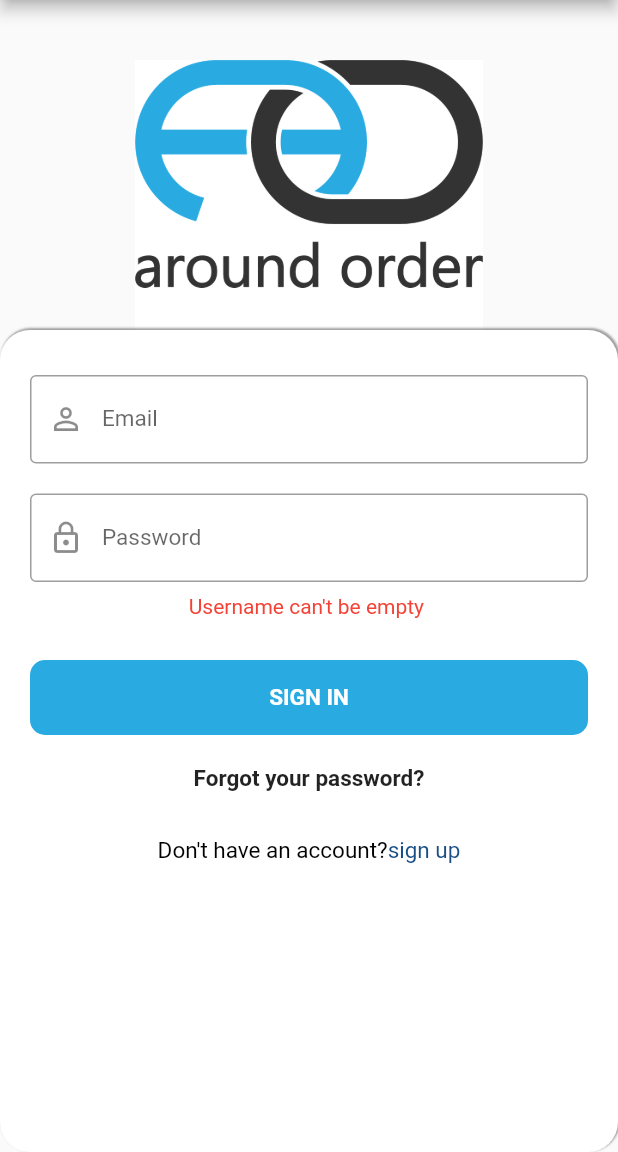
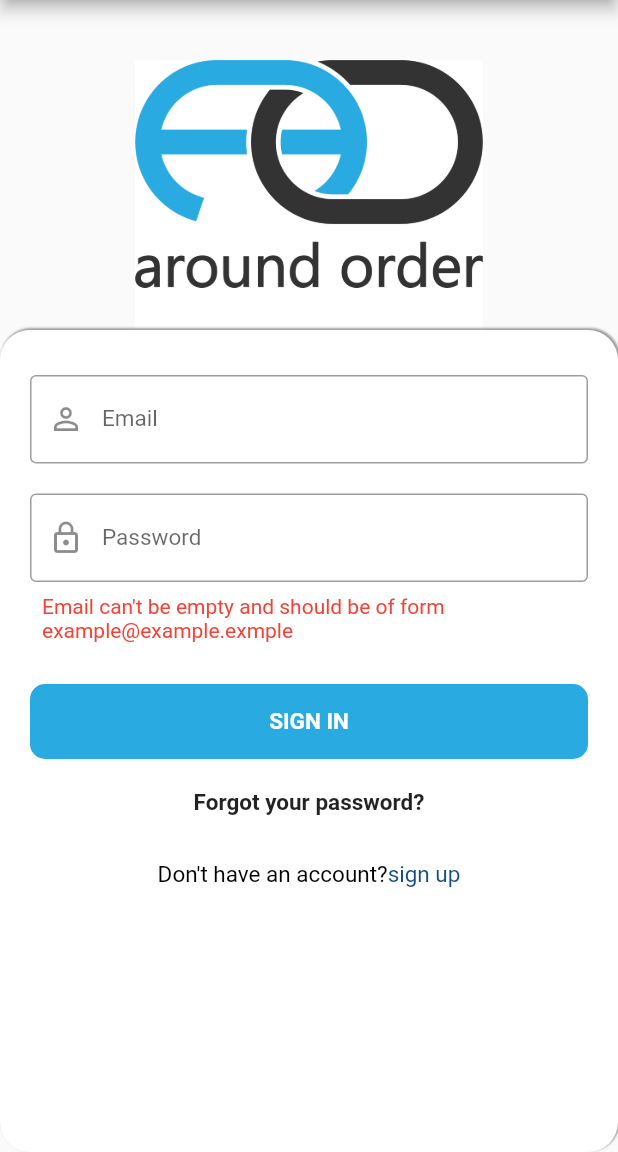
Before and after one commit to ayment64/llll, a Flutter app: the screen it shows after launch, after a tap on "SIGN IN", on a phone screen of 412 x 824 dp, the part 84-1236 px from its top. Run offline on Flutter 3.47's test engine with Material 2 defaults, Android fonts, the phone set to English and light mode, and no system bars; our stand-ins replace bloc, dartz, data_connection_checker, equatable, firebase_messaging, flutter_bloc and 1 more; missing offline and left inert: device_id, loading; accounts and stored records are empty; Roboto replaces fonts that are missing (SFUIDisplay); project files that could hold a hidden picture were left out.

Commit message:
Error messages fixes

```diff
--- a/lib/Features/Sign_in/Presentation/Widgets/Errors/Login_widjet_ErrorUsername.dart
+++ b/lib/Features/Sign_in/Presentation/Widgets/Errors/Login_widjet_ErrorUsername.dart
@@ -78,7 +78,7 @@ class _LoginErrorDisplayUsernameState extends State<LoginErrorDisplayUsername> {
               padding: const EdgeInsets.all(8.0),
               child: Center(
                   child: Text(
-                "Username can't be empty ",
+                "Email can't be empty and should be of form example@example.exmple ",
                 style: TextStyle(color: Colors.red),
               )),
             ),
--- a/lib/Features/Sign_in/Presentation/bloc/login_bloc.dart
+++ b/lib/Features/Sign_in/Presentation/bloc/login_bloc.dart
@@ -1,5 +1,4 @@
 import 'dart:async';
-import 'package:llll/Core/Error/Failure.dart';
 import 'package:llll/Core/Presentation_logic/Utils/Input_checker.dart';
 import 'package:llll/Core/Presentation_logic/Utils/register_input_cheker.dart';
 import 'package:llll/Features/Sign_in/Domain/UseCaces/Register.dart';
@@ -104,7 +103,6 @@ class LoginBloc extends Bloc<LoginEvent, LoginState> {
           passwordconfirmation: event.confirmPassword,
           username: event.username,
           password: event.password);
-      final reponse = registerInputChecker(params);
 
       if (event.username == null) {
         yield Error(
```
